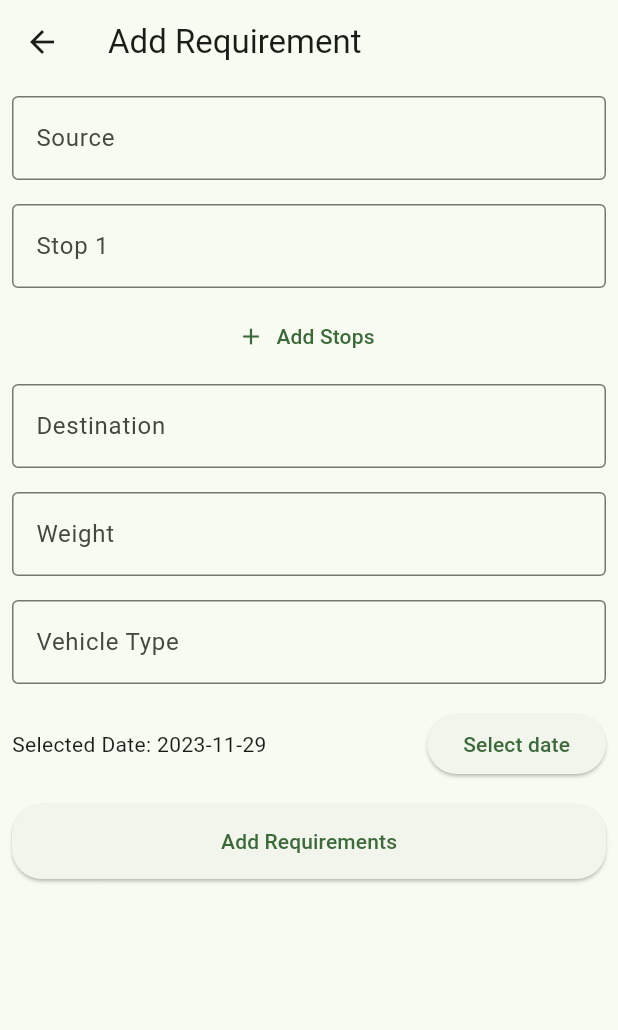
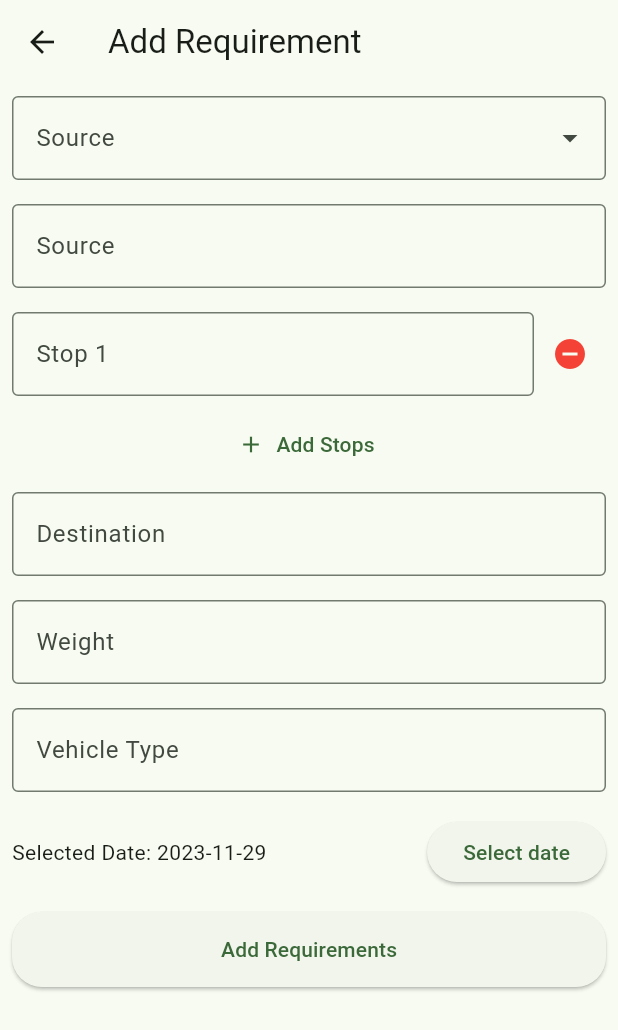
Before and after one commit to darshan-nextsavy/auth_firebase_demo, a Flutter app: the AddRequirement screen opened directly, after a tap on "Add Stops", on a phone screen of 412 x 824 dp. Shown: the top 1030 px of the screen. Run offline on Flutter 3.47's test engine with Material 2 defaults, Android fonts, the phone set to English and light mode, and no system bars; drawn by our look-alikes of dropdown_textfield; our stand-ins replace cloud_firestore, firebase_auth, firebase_core, firebase_storage, get, go_router and 1 more; missing offline and left inert: flutter_webview_plugin; accounts and stored records are empty.

Commit message:
dropdown demo done

```diff
--- a/lib/screens/requirement/add_requirement.dart
+++ b/lib/screens/requirement/add_requirement.dart
@@ -1,5 +1,6 @@
 import 'package:auth_firebase_demo/contoller/global_controller.dart';
 import 'package:cloud_firestore/cloud_firestore.dart';
+import 'package:dropdown_textfield/dropdown_textfield.dart';
 import 'package:firebase_auth/firebase_auth.dart';
 import 'package:flutter/foundation.dart';
 import 'package:flutter/material.dart';
@@ -131,6 +132,8 @@ class _AddRequirementState extends State<AddRequirement> {
     }
   }
 
+  int _ratingController = 1;
+
   @override
   Widget build(BuildContext context) {
     return Scaffold(
@@ -139,6 +142,20 @@ class _AddRequirementState extends State<AddRequirement> {
       ),
       body: ListView(
         children: [
+          const Padding(
+            padding: EdgeInsets.all(8.0),
+            child: DropDownTextField(
+                textFieldDecoration: InputDecoration(
+                  labelText: "Source",
+                  border: OutlineInputBorder(),
+                ),
+                enableSearch: true,
+                dropDownList: [
+                  DropDownValueModel(name: 'name1', value: "value1"),
+                  DropDownValueModel(name: 'name2', value: "value2"),
+                  DropDownValueModel(name: 'name3', value: "value3"),
+                ]),
+          ),
           Padding(
             padding: const EdgeInsets.all(8.0),
             child: TextFormField(
@@ -154,6 +171,9 @@ class _AddRequirementState extends State<AddRequirement> {
             int index = ele.key;
             return Padding(
               padding: const EdgeInsets.all(8.0),
+              child: Row(
+                children: [
+                  Expanded(
                     child: TextFormField(
                       onChanged: (val) {
                         stopsList[index] = val;
@@ -163,6 +183,19 @@ class _AddRequirementState extends State<AddRequirement> {
                         border: const OutlineInputBorder(),
                       ),
                       textCapitalization: TextCapitalization.words,
+                    ),
+                  ),
+                  IconButton(
+                      onPressed: () {
+                        setState(() {
+                          stopsList.removeAt(index);
+                        });
+                      },
+                      icon: const Icon(
+                        Icons.remove_circle,
+                        color: Colors.red,
+                      ))
+                ],
               ),
             );
           }).toList(),
--- a/pubspec.yaml
+++ b/pubspec.yaml
@@ -45,6 +45,7 @@ dependencies:
   get: ^4.6.6
   flutter_webview_plugin: ^0.4.0
   http: ^1.1.0
+  dropdown_textfield: ^1.0.8
 
 dev_dependencies:
   flutter_test:
```
Also changed, not shown: pubspec.lock. Lines whose indentation alone changed are shown as unchanged.
